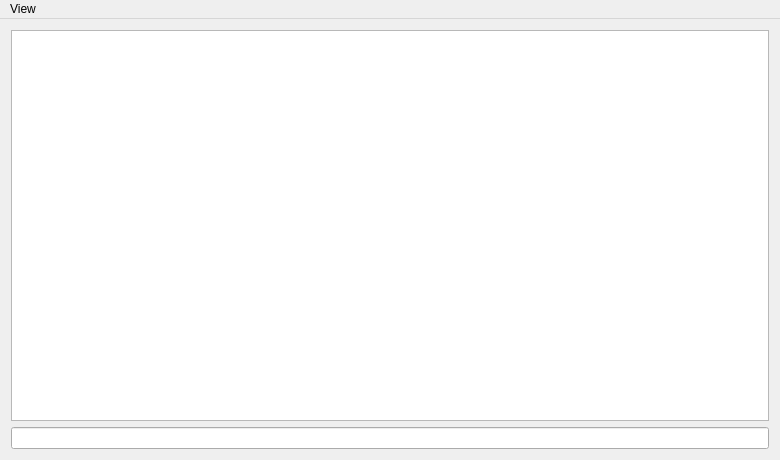
The window that application/stationlistview.ui (mikelima/quandoparte) describes before a commit, drawn with Qt 5.
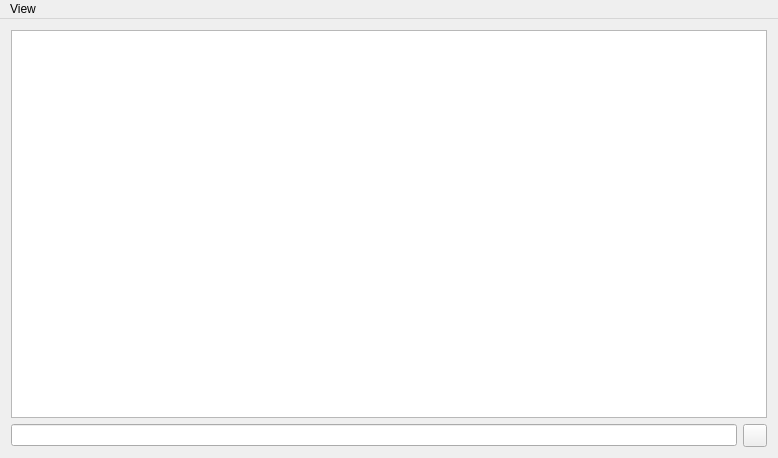
The same window after the commit.

Commit message:
Added "clear" button to filter bar
Added a "Clear" button (with a big X icon) to the search bar to match
look an behavior of other maemo applications.

What changed in the file:
```diff
--- a/application/stationlistview.ui
+++ b/application/stationlistview.ui
@@ -6,8 +6,8 @@
    <rect>
     <x>0</x>
     <y>0</y>
-    <width>780</width>
-    <height>460</height>
+    <width>778</width>
+    <height>458</height>
    </rect>
   </property>
   <property name="windowTitle">
@@ -19,7 +19,35 @@
      <widget class="QListView" name="listView"/>
     </item>
     <item>
-     <widget class="QLineEdit" name="filterEdit"/>
+     <widget class="QFrame" name="filterFrame">
+      <property name="frameShape">
+       <enum>QFrame::NoFrame</enum>
+      </property>
+      <property name="frameShadow">
+       <enum>QFrame::Raised</enum>
+      </property>
+      <property name="lineWidth">
+       <number>0</number>
+      </property>
+      <layout class="QHBoxLayout" name="horizontalLayout">
+       <property name="margin">
+        <number>0</number>
+       </property>
+       <item>
+        <widget class="QLineEdit" name="filterEdit">
+         <property name="sizePolicy">
+          <sizepolicy hsizetype="Expanding" vsizetype="Fixed">
+           <horstretch>1</horstretch>
+           <verstretch>0</verstretch>
+          </sizepolicy>
+         </property>
+        </widget>
+       </item>
+       <item>
+        <widget class="QToolButton" name="filterClear"/>
+       </item>
+      </layout>
+     </widget>
     </item>
    </layout>
   </widget>
@@ -28,8 +56,8 @@
     <rect>
      <x>0</x>
      <y>0</y>
-     <width>780</width>
-     <height>25</height>
+     <width>778</width>
+     <height>42</height>
     </rect>
    </property>
    <widget class="QMenu" name="menuView">
```
The commit also changes 2 other files.
